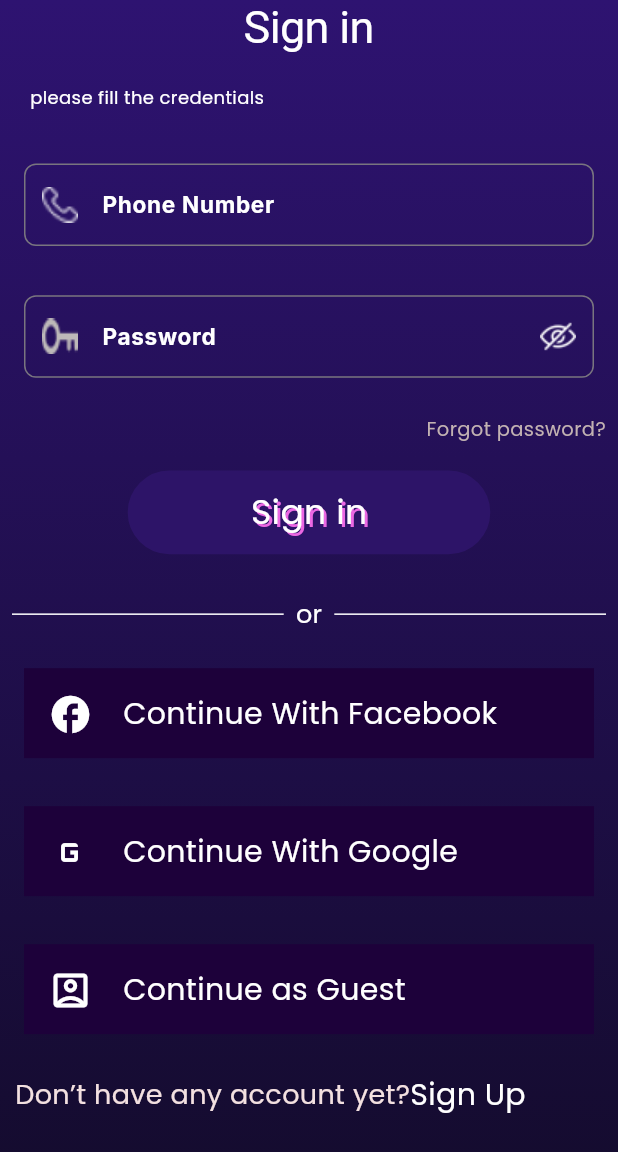
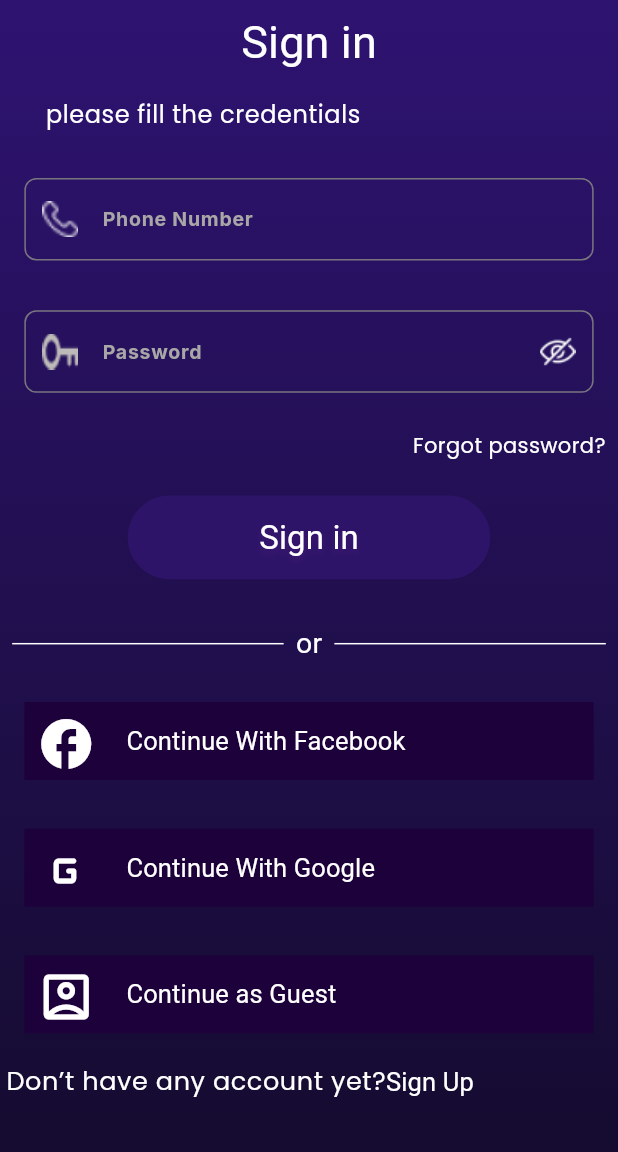
Before and after one commit to ZakariaEysa/Your-Seat-Graduation-Project, a Flutter app: the screen it shows after launch, on a phone screen of 412 x 824 dp. Shown: the top 1152 px of the screen. Run offline on Flutter 3.47's test engine with Material 3 defaults, Android fonts, the phone set to English and light mode, and no system bars; our stand-ins replace bot_toast, cached_network_image, curved_labeled_navigation_bar, equatable, firebase_core, flutter_bloc and 3 more; accounts and stored records are empty.

Commit message:
sign in part 1

```diff
--- a/lib/features/user_flow/auth/presentation/views/confirm.dart
+++ b/lib/features/user_flow/auth/presentation/views/confirm.dart
@@ -1,9 +1,11 @@
 import 'package:flutter/material.dart';
 import 'package:flutter_screenutil/flutter_screenutil.dart';
+import 'package:yourseatgraduationproject/features/user_flow/auth/presentation/views/SignUp.dart';
 import 'package:yourseatgraduationproject/utils/navigation.dart';
 import 'package:yourseatgraduationproject/widgets/scaffold/scaffold_f.dart';
 import '../../../../../widgets/app_bar/appbar.dart';
 import '../../../../../widgets/button/button_builder.dart';
+import '../../../home/presentation/views/home_screen.dart';
 import '../widgets/confirm_part.dart';
 
 class Confirm extends StatelessWidget {
@@ -12,19 +14,27 @@ class Confirm extends StatelessWidget {
 
   @override
   Widget build(BuildContext context) {
+    final theme = Theme.of(context);
     return ScaffoldF(
         body: Column(mainAxisAlignment: MainAxisAlignment.start, children: [
-          const BuilderAppBar(
+           BuilderAppBar(
+             actions: [
+               IconButton(onPressed: (){
+                 navigateTo(context: context, screen: const SignUp());
+               }, icon: const Icon(Icons.arrow_back_outlined,color: Colors.white,))
+             ],
             title: 'Confirm OTP code',
+
           ),
+         SizedBox(height: 40.h,),
           Text(
             'You just need to enter the OTP\nsent to the registered phone \n'
             '   number ',
-            style: TextStyle(color: Colors.white, fontSize:20.sp),
+            style:  theme.textTheme.bodySmall!.copyWith(fontSize:20),
             textAlign: TextAlign.center,
           ),
         SizedBox(
-            height:40.h,
+            height:50.h,
           ),
           Padding(
             padding:EdgeInsets.only(left:20.w, right: 20.w),
@@ -45,14 +55,17 @@ class Confirm extends StatelessWidget {
            Padding(
             padding: EdgeInsets.only(left: 320.h),
             child: Text('00:59',
-                style: TextStyle(color: Colors.white, fontSize:20.sp)),
+                style:  theme.textTheme.bodySmall!.copyWith(fontSize:20)),
           ),
           SizedBox(
             height: 5.h,
           ),
           ButtonBuilder(
             text: 'Continue',
-            ontap: () {},
+            ontap: () {
+              // Navigate to HomeScreen after successful OTP verification
+              navigateTo(context: context, screen: const HomeScreen());
+            },
           ),
         ]));
   }
--- a/lib/features/user_flow/auth/presentation/views/sign_in.dart
+++ b/lib/features/user_flow/auth/presentation/views/sign_in.dart
@@ -1,15 +1,18 @@
 import 'package:flutter/material.dart';
 import 'package:flutter_screenutil/flutter_screenutil.dart';
 import 'package:yourseatgraduationproject/features/user_flow/auth/presentation/widgets/sign_in_part.dart';
+import '../../../../../utils/navigation.dart';
 import '../../../../../widgets/app_bar/appbar.dart';
 import '../../../../../widgets/button/button_builder.dart';
 import '../../../../../widgets/scaffold/scaffold_f.dart';
 import '../../../../../widgets/text_field/text_field/text_form_field_builder.dart';
+import '../../../home/presentation/views/home_screen.dart';
 
 class SignIn extends StatelessWidget {
   const SignIn({super.key});
   @override
   Widget build(BuildContext context) {
+    final theme = Theme.of(context);
     return ScaffoldF(
       body: SingleChildScrollView(
         child: Column(
@@ -18,19 +21,21 @@ class SignIn extends StatelessWidget {
             children: [
               const BuilderAppBar(
                 title: 'Sign in',
+
               ),
-              const Padding(
-                padding: EdgeInsets.only(left: 20),
+               SizedBox(height: 10.h),
+               Padding(
+                padding: EdgeInsets.only(left:30.h),
                 child: Text(
                   'please fill the credentials',
-                  style: TextStyle(fontSize: 12),
+                  style:theme.textTheme.bodySmall!.copyWith(fontSize:16),
                 ),
               ),
-              const SizedBox(
-                height: 20,
+             SizedBox(
+                height: 15.h,
               ),
               Padding(
-                padding: const EdgeInsets.all(16.0),
+                padding:EdgeInsets.all(16.0.sp),
                 child: TextFormFieldBuilder(
                   controller: TextEditingController(),
                   type: TextInputType.phone,
@@ -42,7 +47,7 @@ class SignIn extends StatelessWidget {
                 ),
               ),
               Padding(
-                padding: const EdgeInsets.all(16.0),
+                padding: EdgeInsets.all(16.0.sp),
                 child: TextFormFieldBuilder(
                   controller: TextEditingController(),
                   type: TextInputType.text,
@@ -54,44 +59,46 @@ class SignIn extends StatelessWidget {
                 ),
 
               ),
-              const Padding(
-                padding: EdgeInsets.all(8.0),
+             Padding(
+                padding: EdgeInsets.all(8.0.sp),
                 child: Text(
                   'Forgot password?',
-                  style: TextStyle(color: Color(0xFFC2B2B2)),
+                  style: theme.textTheme.bodyMedium!.copyWith(fontSize: 14),
                   textAlign: TextAlign.right,
                 ),
               ),
-              const SizedBox(
-                height: 10,
+              SizedBox(
+                height: 15.h,
               ),
               ButtonBuilder(
                 text: 'Sign in',
-                ontap: () {},
+                ontap: () {
+                  navigateTo(context: context, screen: const HomeScreen());
+                  },
                 width: 220.w,
                 height: 55.h,
               ),
-              const SizedBox(
-                height: 20,
+              SizedBox(
+                height: 20.h,
               ),
-              const Padding(
-                padding: EdgeInsets.all(8.0),
+            Padding(
+                padding: EdgeInsets.all(8.0.sp),
                 child: Row(
                   children: [
-                    Expanded(
+                    const Expanded(
                       child: Divider(
                         color: Colors.white,
                         thickness: 1,
                       ),
                     ),
                     Padding(
-                      padding: EdgeInsets.symmetric(horizontal: 8),
+                      padding: EdgeInsets.symmetric(horizontal:8.h),
                       child: Text(
                         'or',
-                        style: TextStyle(fontSize: 17, color: Colors.white),
+                        style: theme.textTheme.titleMedium,
                       ),
                     ),
-                    Expanded(
+                    const Expanded(
                       child: Divider(
                         color: Colors.white,
                         thickness: 1,
@@ -101,38 +108,35 @@ class SignIn extends StatelessWidget {
                 ),
               ),
               Padding(
-                padding: const EdgeInsets.all(16.0),
+                padding: EdgeInsets.all(16.0.sp),
                 child: SignInPart(
                   title: 'Continue With Facebook ',
-                  icon: Icons.facebook,
+                  icon: Icons.facebook ,
                 ),
               ),
               Padding(
-                padding: const EdgeInsets.all(16.0),
+                padding:EdgeInsets.all(16.0.sp),
                 child: SignInPart(
                   title: 'Continue With Google ',
-                  icon: Icons.g_mobiledata,
+                 icon:Icons.g_mobiledata_rounded ,
+
                 ),
               ),
               Padding(
-                padding: const EdgeInsets.all(16.0),
+                padding:  EdgeInsets.all(16.0.sp),
                 child: SignInPart(
                   title: 'Continue as Guest ',
                   icon: Icons.account_box_outlined,
                 ),
               ),
-              const Padding(
-                padding: EdgeInsets.all(10.0),
+             Padding(
+                padding: EdgeInsets.all(4.0.sp),
                 child: Row(
                   children: [
                     Text('Don’t have any account yet?',
-                        style:
-                        TextStyle(color: Color(0xFFF3E0E0), fontSize: 18)),
+                        style: theme.textTheme.bodySmall!.copyWith(fontSize: 17)),
                     Text('Sign Up',
-                        style: TextStyle(
-                          color: Colors.white,
-                          fontSize: 20,
-                        ))
+                        style: theme.textTheme.labelLarge!.copyWith(fontSize: 17))
                   ],
                 ),
               )
--- a/lib/features/user_flow/auth/presentation/widgets/sign_in_part.dart
+++ b/lib/features/user_flow/auth/presentation/widgets/sign_in_part.dart
@@ -6,23 +6,24 @@ class SignInPart extends StatelessWidget{
 
   @override
   Widget build(BuildContext context) {
+    final theme = Theme.of(context);
     return Container(
-      width: 150,
-      height: 60,
+      width:331,
+      height: 52,
       decoration: const BoxDecoration(color: Color(0xFF1D013A)),
       child:  Padding(
-        padding: const EdgeInsets.all(16.0),
+        padding: const EdgeInsets.all(8.0),
         child: Row(
           children: [
             Icon(
               icon, // Use the provided icon
               color: Colors.white,
-              size: 30,
+              size: 40,
             ),
             const SizedBox(width: 20),
             Text(
               title,
-              style: const TextStyle(color: Colors.white, fontSize: 20),
+              style:theme.textTheme.labelLarge!.copyWith(fontSize: 17),
             ),
 
           ],
--- a/lib/main.dart
+++ b/lib/main.dart
@@ -84,7 +84,7 @@ class MyApp extends StatelessWidget {
               supportedLocales: S.delegate.supportedLocales,
               debugShowCheckedModeBanner: false,
               builder: BotToastInit(),
-              home: SignIn(),
+              home:SignIn(),
             );
           });
     });
--- a/lib/widgets/app_bar/appbar.dart
+++ b/lib/widgets/app_bar/appbar.dart
@@ -15,14 +15,15 @@ class BuilderAppBar extends StatelessWidget {
   Widget build(BuildContext context) {
     var theme = Theme.of(context);
     return AppBar(
-      actions: actions,
+
       elevation: 0,
       backgroundColor: Colors.transparent,
       title: Text(
         title,
-        style: const TextStyle(fontSize:30),
+        style:theme.textTheme.labelLarge!.copyWith(fontSize:30),
       ),
       centerTitle: true,
+      leading: actions != null ? actions![0] : null ,
     );
   }
 }
--- a/lib/widgets/button/button_builder.dart
+++ b/lib/widgets/button/button_builder.dart
@@ -30,6 +30,7 @@ class ButtonBuilder extends StatelessWidget {
 
   @override
   Widget build(BuildContext context) {
+    final theme = Theme.of(context);
     final screenHeight = MediaQuery.of(context).size.height;
     final screenWidth = MediaQuery.of(context).size.width;
     return isActivated
@@ -51,17 +52,19 @@ class ButtonBuilder extends StatelessWidget {
                       child: Center(
                         child: Text(
                           text,
-                          style:const TextStyle( color: Colors.white,
-                            fontSize:23,
+                          style:theme.textTheme.labelLarge!.copyWith(
                             shadows: [
-                              Shadow(
-                                color: Color(0xFFEB68E3),
-                                offset: Offset(2.0, 2.0),
+                              BoxShadow(
+                                color: Colors.purple.withOpacity(0.2), // Adjust the color and opacity
+                                offset: Offset(0, 3), // Adjust the offset
+                                blurRadius: 5, // Adjust the blur radius
                               ),
                             ],
-                        )),
+                          ),
+
+                      ))
                       ),
-                    ),
+
                   )
                 : Center(
                     child: Container(
--- a/lib/widgets/text_field/text_field/text_form_field_builder.dart
+++ b/lib/widgets/text_field/text_field/text_form_field_builder.dart
@@ -97,16 +97,21 @@ class TextFormFieldBuilder extends StatelessWidget {
                 const BorderSide(width: 1, color: Color(0xDCEBECFF)),
             borderRadius: BorderRadius.circular(8),
           ),
-          hintText:label ,
-          hintStyle: const TextStyle(color: Colors.white,),
-          labelStyle:const TextStyle(color: Colors.white,) ,
+          hintText: label,
+          hintStyle: const TextStyle(
+            color: Color(0xFFA8A6A6),
+            fontSize: 13,
+          ),
+          labelStyle: const TextStyle(
+            color: Color(0xFFA8A6A6),
+          ),
           prefixIcon: imagePath != null
               ? Padding(
                   padding: const EdgeInsets.all(12.0),
                   child: Image.asset(
                     imagePath!,
-              width:20,
-              height: 20,
+                    width:10,
+                    height: 10,
                     fit: BoxFit.fill,
                   ),
                 )
@@ -116,17 +121,14 @@ class TextFormFieldBuilder extends StatelessWidget {
                   padding: const EdgeInsets.all(12.0),
                   child: Image.asset(
                     suffixImagePath!,
-              width: 20,
-              height: 20,
+                    width: 10,
+                    height: 10,
                     fit: BoxFit.fill,
                   ),
                 )
               : null,
         ),
-
-
       ),
-
     );
   }
 }
```
Lines whose indentation alone changed are shown as unchanged.
